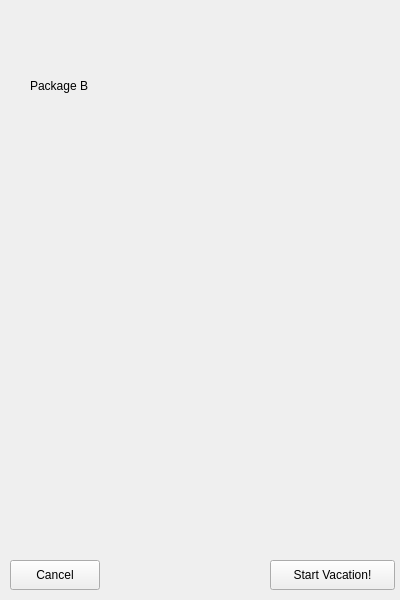
This is TheMudkips/vpackageb.ui in OwlbitCode/TheMudkips as Qt 5 draws it before an edit. The edited form follows.
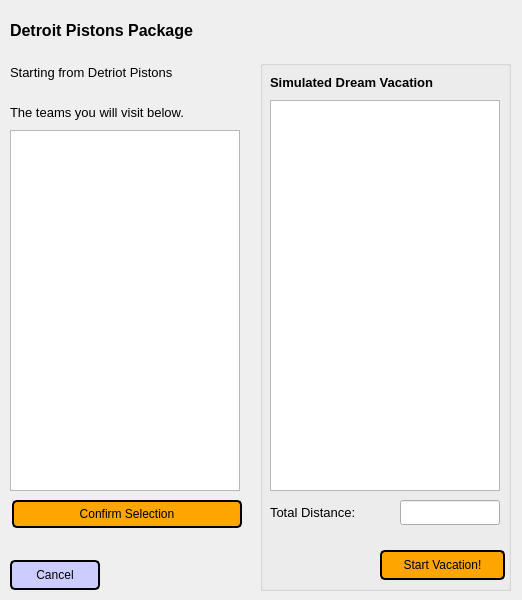
This is the edited form.

Patch:
```diff
--- a/TheMudkips/vpackageb.ui
+++ b/TheMudkips/vpackageb.ui
@@ -6,13 +6,185 @@
    <rect>
     <x>0</x>
     <y>0</y>
-    <width>400</width>
+    <width>522</width>
     <height>600</height>
    </rect>
   </property>
   <property name="windowTitle">
    <string>Form</string>
   </property>
+  <widget class="QListWidget" name="teamList">
+   <property name="geometry">
+    <rect>
+     <x>10</x>
+     <y>130</y>
+     <width>230</width>
+     <height>361</height>
+    </rect>
+   </property>
+   <property name="selectionMode">
+    <enum>QAbstractItemView::MultiSelection</enum>
+   </property>
+  </widget>
+  <widget class="QGroupBox" name="sortedGroup">
+   <property name="geometry">
+    <rect>
+     <x>260</x>
+     <y>60</y>
+     <width>251</width>
+     <height>531</height>
+    </rect>
+   </property>
+   <property name="title">
+    <string/>
+   </property>
+   <widget class="QLabel" name="sortedTitle">
+    <property name="geometry">
+     <rect>
+      <x>10</x>
+      <y>10</y>
+      <width>251</width>
+      <height>25</height>
+     </rect>
+    </property>
+    <property name="font">
+     <font>
+      <pointsize>10</pointsize>
+      <weight>75</weight>
+      <bold>true</bold>
+     </font>
+    </property>
+    <property name="text">
+     <string>Simulated Dream Vacation</string>
+    </property>
+   </widget>
+   <widget class="QListWidget" name="sortedTeamList">
+    <property name="geometry">
+     <rect>
+      <x>10</x>
+      <y>40</y>
+      <width>230</width>
+      <height>391</height>
+     </rect>
+    </property>
+   </widget>
+   <widget class="QPushButton" name="startButton_2">
+    <property name="geometry">
+     <rect>
+      <x>120</x>
+      <y>490</y>
+      <width>125</width>
+      <height>30</height>
+     </rect>
+    </property>
+    <property name="styleSheet">
+     <string notr="true">background-color:orange;
+border-style: solid;
+border-color: black;
+border-width: 2px;
+border-radius: 5px;
+color: black;</string>
+    </property>
+    <property name="text">
+     <string>Start Vacation!</string>
+    </property>
+   </widget>
+   <widget class="QLabel" name="distanceLabel">
+    <property name="geometry">
+     <rect>
+      <x>10</x>
+      <y>440</y>
+      <width>131</width>
+      <height>25</height>
+     </rect>
+    </property>
+    <property name="font">
+     <font>
+      <pointsize>10</pointsize>
+     </font>
+    </property>
+    <property name="text">
+     <string>Total Distance:</string>
+    </property>
+   </widget>
+   <widget class="QLineEdit" name="distanceLine">
+    <property name="geometry">
+     <rect>
+      <x>140</x>
+      <y>440</y>
+      <width>100</width>
+      <height>25</height>
+     </rect>
+    </property>
+    <property name="font">
+     <font>
+      <pointsize>10</pointsize>
+     </font>
+    </property>
+    <property name="readOnly">
+     <bool>true</bool>
+    </property>
+   </widget>
+  </widget>
+  <widget class="QLabel" name="titleLabel">
+   <property name="geometry">
+    <rect>
+     <x>10</x>
+     <y>10</y>
+     <width>561</width>
+     <height>40</height>
+    </rect>
+   </property>
+   <property name="font">
+    <font>
+     <pointsize>12</pointsize>
+     <weight>75</weight>
+     <bold>true</bold>
+    </font>
+   </property>
+   <property name="text">
+    <string>Detroit Pistons Package</string>
+   </property>
+  </widget>
+  <widget class="QLabel" name="startingTitle">
+   <property name="geometry">
+    <rect>
+     <x>10</x>
+     <y>60</y>
+     <width>230</width>
+     <height>25</height>
+    </rect>
+   </property>
+   <property name="font">
+    <font>
+     <pointsize>10</pointsize>
+    </font>
+   </property>
+   <property name="text">
+    <string>Starting from Detriot Pistons</string>
+   </property>
+  </widget>
+  <widget class="QPushButton" name="confirmButton">
+   <property name="geometry">
+    <rect>
+     <x>12</x>
+     <y>500</y>
+     <width>230</width>
+     <height>28</height>
+    </rect>
+   </property>
+   <property name="styleSheet">
+    <string notr="true">background-color:orange;
+border-style: solid;
+border-color: black;
+border-width: 2px;
+border-radius: 5px;
+color: black;</string>
+   </property>
+   <property name="text">
+    <string>Confirm Selection</string>
+   </property>
+  </widget>
   <widget class="QPushButton" name="cancelButton">
    <property name="geometry">
     <rect>
@@ -22,34 +194,34 @@
      <height>30</height>
     </rect>
    </property>
+   <property name="styleSheet">
+    <string notr="true">background-color:#ccccff;
+border-style: solid;
+border-color: black;
+border-width: 2px;
+border-radius: 5px;
+color: black;</string>
+   </property>
    <property name="text">
     <string>Cancel</string>
    </property>
   </widget>
-  <widget class="QPushButton" name="startButton">
+  <widget class="QLabel" name="selectTitle">
    <property name="geometry">
     <rect>
-     <x>270</x>
-     <y>560</y>
-     <width>125</width>
-     <height>30</height>
+     <x>10</x>
+     <y>100</y>
+     <width>230</width>
+     <height>25</height>
     </rect>
    </property>
-   <property name="text">
-    <string>Start Vacation!</string>
+   <property name="font">
+    <font>
+     <pointsize>10</pointsize>
+    </font>
    </property>
-  </widget>
-  <widget class="QLabel" name="label">
-   <property name="geometry">
-    <rect>
-     <x>30</x>
-     <y>70</y>
-     <width>161</width>
-     <height>31</height>
-    </rect>
-   </property>
    <property name="text">
-    <string>Package B</string>
+    <string>The teams you will visit below.</string>
    </property>
   </widget>
  </widget>
```
